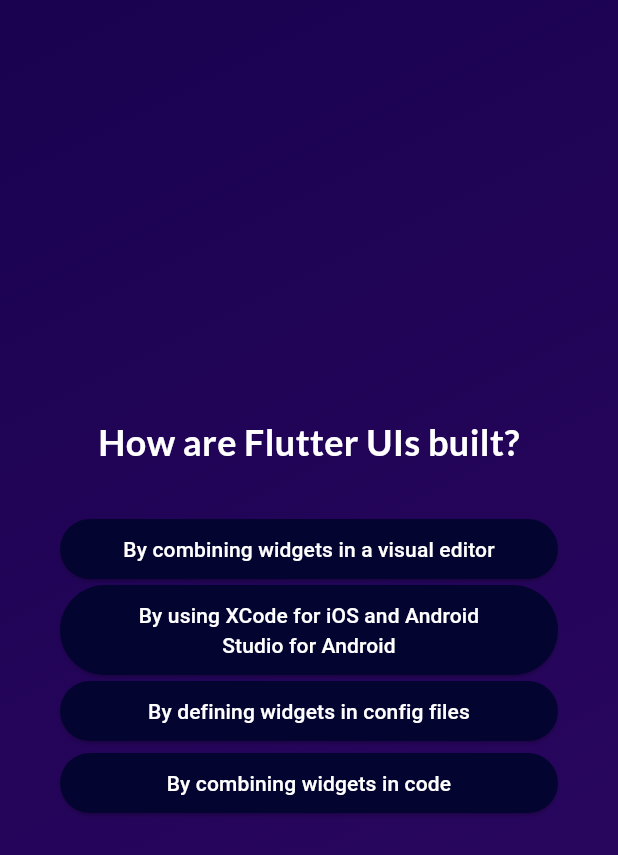
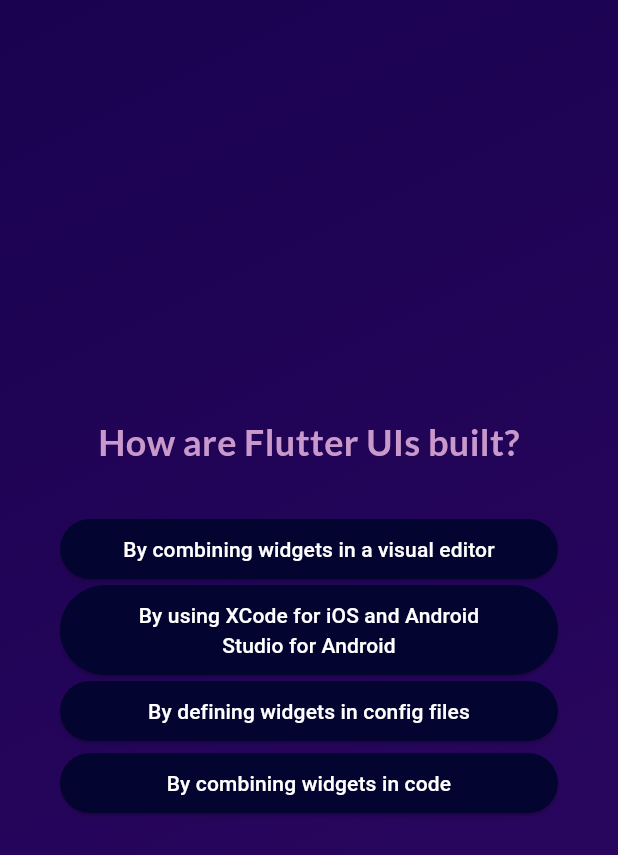
Before and after one commit to aleena6678/flutter_quiz, a Flutter app: the screen it shows after launch, after a tap on "Start Quiz", after a tap on "Components", on a phone screen of 412 x 824 dp. Shown: the top 855 px of the screen. Run offline on Flutter 3.47's test engine with Material 3 defaults, Android fonts, the phone set to English and light mode, and no system bars; our stand-ins replace google_fonts.

```diff
--- a/lib/questions_screen.dart
+++ b/lib/questions_screen.dart
@@ -4,7 +4,10 @@ import 'package:flutter_quiz/data/questions.dart';
 import 'package:google_fonts/google_fonts.dart';
 
 class QuestionsScreen extends StatefulWidget {
-  const QuestionsScreen({super.key});
+  const QuestionsScreen({super.key, required this.onSelectAnswer});
+
+  final void Function(String answer) onSelectAnswer;
+
   @override
   State<QuestionsScreen> createState() {
     return _QuestionsScreenState();
@@ -14,7 +17,10 @@ class QuestionsScreen extends StatefulWidget {
 class _QuestionsScreenState extends State<QuestionsScreen> {
   var currentQuestionIndex = 0;
 
-  void answerQuestion() {
+  void answerQuestion(String selectedAnswer) {
+    widget.onSelectAnswer( // widget. helps to access the properties of the parent widget.
+        questions[currentQuestionIndex].answers[0]
+    );
     setState(() {
       currentQuestionIndex++;
     });
@@ -33,7 +39,7 @@ class _QuestionsScreenState extends State<QuestionsScreen> {
             Text(
               currentQuestion.text,
               style: GoogleFonts.lato(
-                color: Colors.white,
+                color: Color.fromARGB(255, 201, 153, 203),
                 fontSize: 24,
                 fontWeight: FontWeight.bold,
               ),
@@ -45,7 +51,9 @@ class _QuestionsScreenState extends State<QuestionsScreen> {
             ...currentQuestion.getShuffledAnswers().map((answer) {
               return AnswerButton(
                 answerText: answer,
-                onTap: answerQuestion, // Next question appears.
+                onTap: () {
+                  answerQuestion(answer);
+                }, // Next question appears.
               );
             }),
           ],
--- a/lib/quiz.dart
+++ b/lib/quiz.dart
@@ -1,6 +1,8 @@
 import 'package:flutter/material.dart';
 import 'package:flutter_quiz/questions_screen.dart';
 import 'package:flutter_quiz/start_screen.dart';
+
+import 'data/questions.dart';
 
 class Quiz extends StatefulWidget {
   const Quiz({super.key});
@@ -11,6 +13,7 @@ class Quiz extends StatefulWidget {
 }
 
 class _QuizState extends State<Quiz> {
+  List<String> selectedAnswers = [];
   Widget? activeScreen;
 
   // Can be used for further initialisation tasks.
@@ -22,8 +25,22 @@ class _QuizState extends State<Quiz> {
 
   void switchScreen() {
     setState(() {
-      activeScreen = QuestionsScreen();
+      activeScreen = QuestionsScreen(
+          onSelectAnswer: chooseAnswer);
     });
+  }
+
+  void chooseAnswer(String answer) {
+    selectedAnswers.add(answer);
+
+    if(selectedAnswers.length == questions.length) {
+      // Show results screen.
+      setState(() {
+        selectedAnswers = [];
+        activeScreen = QuestionsScreen(
+            onSelectAnswer: chooseAnswer);
+      });
+    }
   }
 
   @override
--- a/lib/start_screen.dart
+++ b/lib/start_screen.dart
@@ -1,4 +1,5 @@
 import 'package:flutter/material.dart';
+import 'package:google_fonts/google_fonts.dart';
 
 class StartScreen extends StatelessWidget
 {
@@ -18,7 +19,7 @@ class StartScreen extends StatelessWidget
           ),
           SizedBox(height: 80),
           Text('Learn Flutter the fun way!',
-            style: TextStyle(
+            style: GoogleFonts.lato(
               color: Colors.white,
               fontSize: 24,
             ),
```
